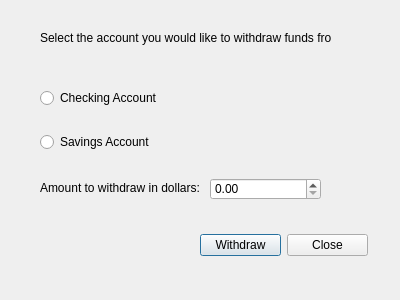
Qt form withdraw.ui (Refleximus/BankingAppBOJ-GitRepository) before a commit.
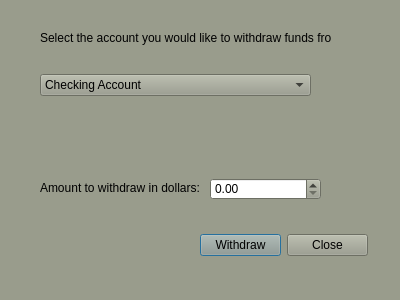
The same form after that commit.

The edit to the form file:
```diff
--- a/withdraw.ui
+++ b/withdraw.ui
@@ -10,6 +10,421 @@
     <height>300</height>
    </rect>
   </property>
+  <property name="palette">
+   <palette>
+    <active>
+     <colorrole role="WindowText">
+      <brush brushstyle="SolidPattern">
+       <color alpha="255">
+        <red>0</red>
+        <green>0</green>
+        <blue>0</blue>
+       </color>
+      </brush>
+     </colorrole>
+     <colorrole role="Button">
+      <brush brushstyle="SolidPattern">
+       <color alpha="255">
+        <red>153</red>
+        <green>156</green>
+        <blue>140</blue>
+       </color>
+      </brush>
+     </colorrole>
+     <colorrole role="Light">
+      <brush brushstyle="SolidPattern">
+       <color alpha="255">
+        <red>230</red>
+        <green>234</green>
+        <blue>210</blue>
+       </color>
+      </brush>
+     </colorrole>
+     <colorrole role="Midlight">
+      <brush brushstyle="SolidPattern">
+       <color alpha="255">
+        <red>191</red>
+        <green>195</green>
+        <blue>175</blue>
+       </color>
+      </brush>
+     </colorrole>
+     <colorrole role="Dark">
+      <brush brushstyle="SolidPattern">
+       <color alpha="255">
+        <red>76</red>
+        <green>78</green>
+        <blue>70</blue>
+       </color>
+      </brush>
+     </colorrole>
+     <colorrole role="Mid">
+      <brush brushstyle="SolidPattern">
+       <color alpha="255">
+        <red>102</red>
+        <green>104</green>
+        <blue>93</blue>
+       </color>
+      </brush>
+     </colorrole>
+     <colorrole role="Text">
+      <brush brushstyle="SolidPattern">
+       <color alpha="255">
+        <red>0</red>
+        <green>0</green>
+        <blue>0</blue>
+       </color>
+      </brush>
+     </colorrole>
+     <colorrole role="BrightText">
+      <brush brushstyle="SolidPattern">
+       <color alpha="255">
+        <red>255</red>
+        <green>255</green>
+        <blue>255</blue>
+       </color>
+      </brush>
+     </colorrole>
+     <colorrole role="ButtonText">
+      <brush brushstyle="SolidPattern">
+       <color alpha="255">
+        <red>0</red>
+        <green>0</green>
+        <blue>0</blue>
+       </color>
+      </brush>
+     </colorrole>
+     <colorrole role="Base">
+      <brush brushstyle="SolidPattern">
+       <color alpha="255">
+        <red>255</red>
+        <green>255</green>
+        <blue>255</blue>
+       </color>
+      </brush>
+     </colorrole>
+     <colorrole role="Window">
+      <brush brushstyle="SolidPattern">
+       <color alpha="255">
+        <red>153</red>
+        <green>156</green>
+        <blue>140</blue>
+       </color>
+      </brush>
+     </colorrole>
+     <colorrole role="Shadow">
+      <brush brushstyle="SolidPattern">
+       <color alpha="255">
+        <red>0</red>
+        <green>0</green>
+        <blue>0</blue>
+       </color>
+      </brush>
+     </colorrole>
+     <colorrole role="AlternateBase">
+      <brush brushstyle="SolidPattern">
+       <color alpha="255">
+        <red>204</red>
+        <green>205</green>
+        <blue>197</blue>
+       </color>
+      </brush>
+     </colorrole>
+     <colorrole role="ToolTipBase">
+      <brush brushstyle="SolidPattern">
+       <color alpha="255">
+        <red>255</red>
+        <green>255</green>
+        <blue>220</blue>
+       </color>
+      </brush>
+     </colorrole>
+     <colorrole role="ToolTipText">
+      <brush brushstyle="SolidPattern">
+       <color alpha="255">
+        <red>0</red>
+        <green>0</green>
+        <blue>0</blue>
+       </color>
+      </brush>
+     </colorrole>
+    </active>
+    <inactive>
+     <colorrole role="WindowText">
+      <brush brushstyle="SolidPattern">
+       <color alpha="255">
+        <red>0</red>
+        <green>0</green>
+        <blue>0</blue>
+       </color>
+      </brush>
+     </colorrole>
+     <colorrole role="Button">
+      <brush brushstyle="SolidPattern">
+       <color alpha="255">
+        <red>153</red>
+        <green>156</green>
+        <blue>140</blue>
+       </color>
+      </brush>
+     </colorrole>
+     <colorrole role="Light">
+      <brush brushstyle="SolidPattern">
+       <color alpha="255">
+        <red>230</red>
+        <green>234</green>
+        <blue>210</blue>
+       </color>
+      </brush>
+     </colorrole>
+     <colorrole role="Midlight">
+      <brush brushstyle="SolidPattern">
+       <color alpha="255">
+        <red>191</red>
+        <green>195</green>
+        <blue>175</blue>
+       </color>
+      </brush>
+     </colorrole>
+     <colorrole role="Dark">
+      <brush brushstyle="SolidPattern">
+       <color alpha="255">
+        <red>76</red>
+        <green>78</green>
+        <blue>70</blue>
+       </color>
+      </brush>
+     </colorrole>
+     <colorrole role="Mid">
+      <brush brushstyle="SolidPattern">
+       <color alpha="255">
+        <red>102</red>
+        <green>104</green>
+        <blue>93</blue>
+       </color>
+      </brush>
+     </colorrole>
+     <colorrole role="Text">
+      <brush brushstyle="SolidPattern">
+       <color alpha="255">
+        <red>0</red>
+        <green>0</green>
+        <blue>0</blue>
+       </color>
+      </brush>
+     </colorrole>
+     <colorrole role="BrightText">
+      <brush brushstyle="SolidPattern">
+       <color alpha="255">
+        <red>255</red>
+        <green>255</green>
+        <blue>255</blue>
+       </color>
+      </brush>
+     </colorrole>
+     <colorrole role="ButtonText">
+      <brush brushstyle="SolidPattern">
+       <color alpha="255">
+        <red>0</red>
+        <green>0</green>
+        <blue>0</blue>
+       </color>
+      </brush>
+     </colorrole>
+     <colorrole role="Base">
+      <brush brushstyle="SolidPattern">
+       <color alpha="255">
+        <red>255</red>
+        <green>255</green>
+        <blue>255</blue>
+       </color>
+      </brush>
+     </colorrole>
+     <colorrole role="Window">
+      <brush brushstyle="SolidPattern">
+       <color alpha="255">
+        <red>153</red>
+        <green>156</green>
+        <blue>140</blue>
+       </color>
+      </brush>
+     </colorrole>
+     <colorrole role="Shadow">
+      <brush brushstyle="SolidPattern">
+       <color alpha="255">
+        <red>0</red>
+        <green>0</green>
+        <blue>0</blue>
+       </color>
+      </brush>
+     </colorrole>
+     <colorrole role="AlternateBase">
+      <brush brushstyle="SolidPattern">
+       <color alpha="255">
+        <red>204</red>
+        <green>205</green>
+        <blue>197</blue>
+       </color>
+      </brush>
+     </colorrole>
+     <colorrole role="ToolTipBase">
+      <brush brushstyle="SolidPattern">
+       <color alpha="255">
+        <red>255</red>
+        <green>255</green>
+        <blue>220</blue>
+       </color>
+      </brush>
+     </colorrole>
+     <colorrole role="ToolTipText">
+      <brush brushstyle="SolidPattern">
+       <color alpha="255">
+        <red>0</red>
+        <green>0</green>
+        <blue>0</blue>
+       </color>
+      </brush>
+     </colorrole>
+    </inactive>
+    <disabled>
+     <colorrole role="WindowText">
+      <brush brushstyle="SolidPattern">
+       <color alpha="255">
+        <red>76</red>
+        <green>78</green>
+        <blue>70</blue>
+       </color>
+      </brush>
+     </colorrole>
+     <colorrole role="Button">
+      <brush brushstyle="SolidPattern">
+       <color alpha="255">
+        <red>153</red>
+        <green>156</green>
+        <blue>140</blue>
+       </color>
+      </brush>
+     </colorrole>
+     <colorrole role="Light">
+      <brush brushstyle="SolidPattern">
+       <color alpha="255">
+        <red>230</red>
+        <green>234</green>
+        <blue>210</blue>
+       </color>
+      </brush>
+     </colorrole>
+     <colorrole role="Midlight">
+      <brush brushstyle="SolidPattern">
+       <color alpha="255">
+        <red>191</red>
+        <green>195</green>
+        <blue>175</blue>
+       </color>
+      </brush>
+     </colorrole>
+     <colorrole role="Dark">
+      <brush brushstyle="SolidPattern">
+       <color alpha="255">
+        <red>76</red>
+        <green>78</green>
+        <blue>70</blue>
+       </color>
+      </brush>
+     </colorrole>
+     <colorrole role="Mid">
+      <brush brushstyle="SolidPattern">
+       <color alpha="255">
+        <red>102</red>
+        <green>104</green>
+        <blue>93</blue>
+       </color>
+      </brush>
+     </colorrole>
+     <colorrole role="Text">
+      <brush brushstyle="SolidPattern">
+       <color alpha="255">
+        <red>76</red>
+        <green>78</green>
+        <blue>70</blue>
+       </color>
+      </brush>
+     </colorrole>
+     <colorrole role="BrightText">
+      <brush brushstyle="SolidPattern">
+       <color alpha="255">
+        <red>255</red>
+        <green>255</green>
+        <blue>255</blue>
+       </color>
+      </brush>
+     </colorrole>
+     <colorrole role="ButtonText">
+      <brush brushstyle="SolidPattern">
+       <color alpha="255">
+        <red>76</red>
+        <green>78</green>
+        <blue>70</blue>
+       </color>
+      </brush>
+     </colorrole>
+     <colorrole role="Base">
+      <brush brushstyle="SolidPattern">
+       <color alpha="255">
+        <red>153</red>
+        <green>156</green>
+        <blue>140</blue>
+       </color>
+      </brush>
+     </colorrole>
+     <colorrole role="Window">
+      <brush brushstyle="SolidPattern">
+       <color alpha="255">
+        <red>153</red>
+        <green>156</green>
+        <blue>140</blue>
+       </color>
+      </brush>
+     </colorrole>
+     <colorrole role="Shadow">
+      <brush brushstyle="SolidPattern">
+       <color alpha="255">
+        <red>0</red>
+        <green>0</green>
+        <blue>0</blue>
+       </color>
+      </brush>
+     </colorrole>
+     <colorrole role="AlternateBase">
+      <brush brushstyle="SolidPattern">
+       <color alpha="255">
+        <red>153</red>
+        <green>156</green>
+        <blue>140</blue>
+       </color>
+      </brush>
+     </colorrole>
+     <colorrole role="ToolTipBase">
+      <brush brushstyle="SolidPattern">
+       <color alpha="255">
+        <red>255</red>
+        <green>255</green>
+        <blue>220</blue>
+       </color>
+      </brush>
+     </colorrole>
+     <colorrole role="ToolTipText">
+      <brush brushstyle="SolidPattern">
+       <color alpha="255">
+        <red>0</red>
+        <green>0</green>
+        <blue>0</blue>
+       </color>
+      </brush>
+     </colorrole>
+    </disabled>
+   </palette>
+  </property>
   <property name="windowTitle">
    <string>Withdraw Funds</string>
   </property>
@@ -26,32 +441,6 @@
     <string>Select the account you would like to withdraw funds from:</string>
    </property>
   </widget>
-  <widget class="QWidget" name="verticalLayoutWidget">
-   <property name="geometry">
-    <rect>
-     <x>40</x>
-     <y>70</y>
-     <width>160</width>
-     <height>100</height>
-    </rect>
-   </property>
-   <layout class="QVBoxLayout" name="verticalLayout">
-    <item>
-     <widget class="QRadioButton" name="radioChecking">
-      <property name="text">
-       <string>Checking Account</string>
-      </property>
-     </widget>
-    </item>
-    <item>
-     <widget class="QRadioButton" name="radioSavings">
-      <property name="text">
-       <string>Savings Account</string>
-      </property>
-     </widget>
-    </item>
-   </layout>
-  </widget>
   <widget class="QDoubleSpinBox" name="doubleBoxWithdrawValue">
    <property name="geometry">
     <rect>
@@ -110,6 +499,40 @@
     </item>
    </layout>
   </widget>
+  <widget class="QWidget" name="verticalLayoutWidget">
+   <property name="geometry">
+    <rect>
+     <x>40</x>
+     <y>50</y>
+     <width>271</width>
+     <height>71</height>
+    </rect>
+   </property>
+   <layout class="QVBoxLayout" name="verticalLayout">
+    <item>
+     <widget class="QComboBox" name="comboBox">
+      <property name="currentText">
+       <string>Checking Account</string>
+      </property>
+      <item>
+       <property name="text">
+        <string>Checking Account</string>
+       </property>
+      </item>
+      <item>
+       <property name="text">
+        <string>Savings Account</string>
+       </property>
+      </item>
+      <item>
+       <property name="text">
+        <string>Grandmother's Retirement Fund</string>
+       </property>
+      </item>
+     </widget>
+    </item>
+   </layout>
+  </widget>
  </widget>
  <resources/>
  <connections/>
```
